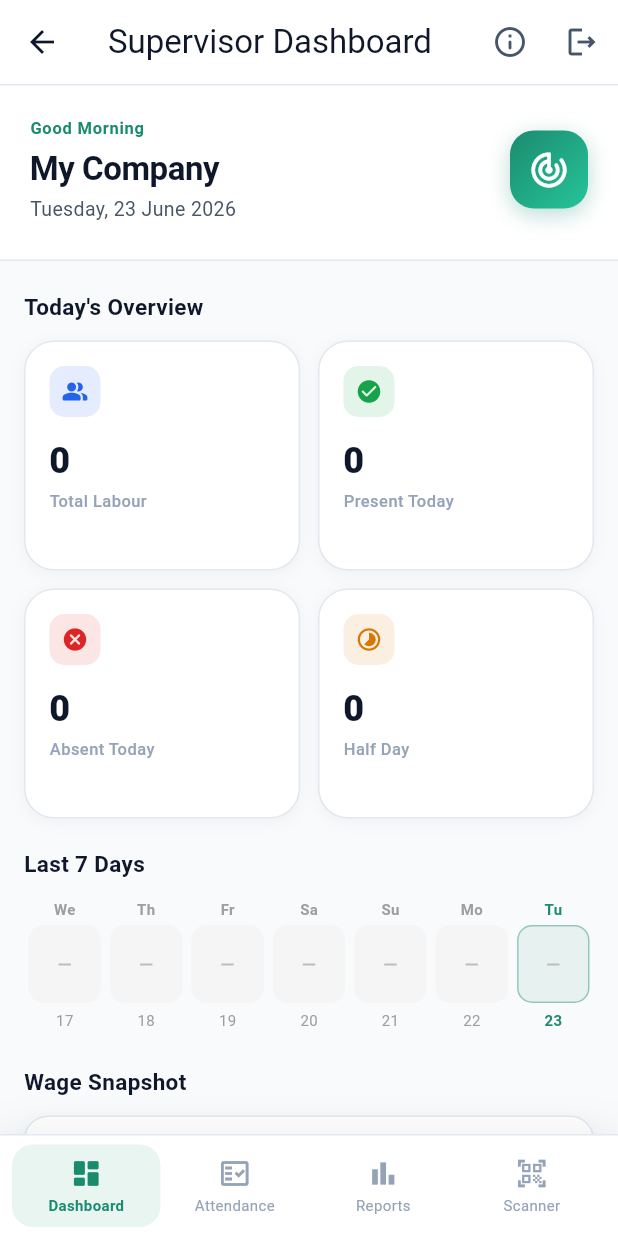
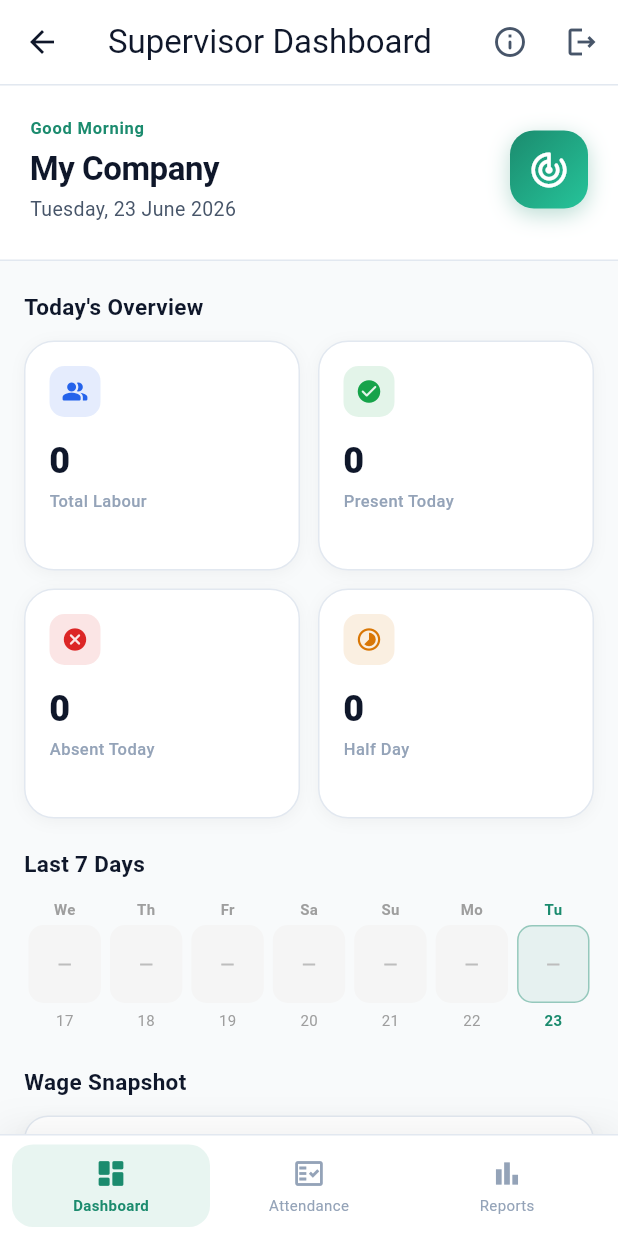
Before and after one commit to Tanvir4801/YS-Trackify, a Flutter app: the AppShell screen opened by its route, on a phone screen of 412 x 824 dp. Run offline on Flutter 3.47's test engine with Material 3 defaults, Android fonts, the phone set to English and light mode, and no system bars; our stand-ins replace cloud_firestore, connectivity_plus, firebase_auth, firebase_core, flutter_local_notifications, flutter_riverpod and 9 more; missing offline and left inert: excel, mobile_scanner; accounts and stored records are empty.

Commit message:
Improve labour fetching logic and remove unused scanner tab
Update session scanner to fetch labours from Firestore using supervisorId and contractorId, and remove the scanner tab from the bottom navigation bar.

Replit-Commit-Author: Agent
Replit-Commit-Session-Id: e2041e72-86b9-4b0a-b68d-25290bc8c010
Replit-Commit-Checkpoint-Type: full_checkpoint
Replit-Commit-Event-Id: 0e31d5ce-eca8-40c5-8dcd-b80df394fbe1
Replit-Commit-Screenshot-Url: https://storage.googleapis.com/screenshot-production-us-central1/1f4333ca-2c91-4736-9552-396aff41bd9d/e2041e72-86b9-4b0a-b68d-25290bc8c010/FWOFNHb
Replit-Helium-Checkpoint-Created: true

```diff
--- a/lib/screens/app_shell.dart
+++ b/lib/screens/app_shell.dart
@@ -19,7 +19,6 @@ import '../main.dart';
 import 'attendance_screen.dart';
 import 'dashboard_screen.dart';
 import 'reports_screen.dart';
-import 'scanner/scanner_screen.dart';
 import 'settings/app_info_screen.dart';
 
 class AppShell extends StatefulWidget {
@@ -38,7 +37,6 @@ class _AppShellState extends State<AppShell> with WidgetsBindingObserver {
     DashboardScreen(),
     AttendanceScreen(),
     ReportsScreen(),
-    ScannerScreen(),
   ];
 
   @override
@@ -101,7 +99,6 @@ class _AppShellState extends State<AppShell> with WidgetsBindingObserver {
       context.tr('supervisorDashboard'),
       context.tr('attendance'),
       context.tr('reports'),
-      'Scan Attendance',
     ];
 
     return Scaffold(
@@ -149,7 +146,6 @@ class _AppShellState extends State<AppShell> with WidgetsBindingObserver {
           context.tr('dashboard'),
           context.tr('attendance'),
           context.tr('reports'),
-          'Scanner',
         ],
       ),
     );
@@ -206,14 +202,12 @@ class _PremiumNavBar extends StatelessWidget {
     Icons.dashboard_outlined,
     Icons.fact_check_outlined,
     Icons.bar_chart_outlined,
-    Icons.qr_code_scanner_outlined,
   ];
 
   static const _activeIcons = [
     Icons.dashboard_rounded,
     Icons.fact_check_rounded,
     Icons.bar_chart_rounded,
-    Icons.qr_code_scanner_rounded,
   ];
 
   @override
@@ -236,7 +230,7 @@ class _PremiumNavBar extends StatelessWidget {
           padding: const EdgeInsets.symmetric(horizontal: 8, vertical: 6),
           child: Row(
             children: List.generate(
-                4,
+                3,
                 (i) => _NavItem(
                       index: i,
                       currentIndex: currentIndex,
```
Also changed, not shown: lib/screens/scanner/session_scanner_screen.dart (+34 -3 lines), attached_assets/Screenshot_2026-06-23_at_1.59.50_PM_1782203404066.png (added).
